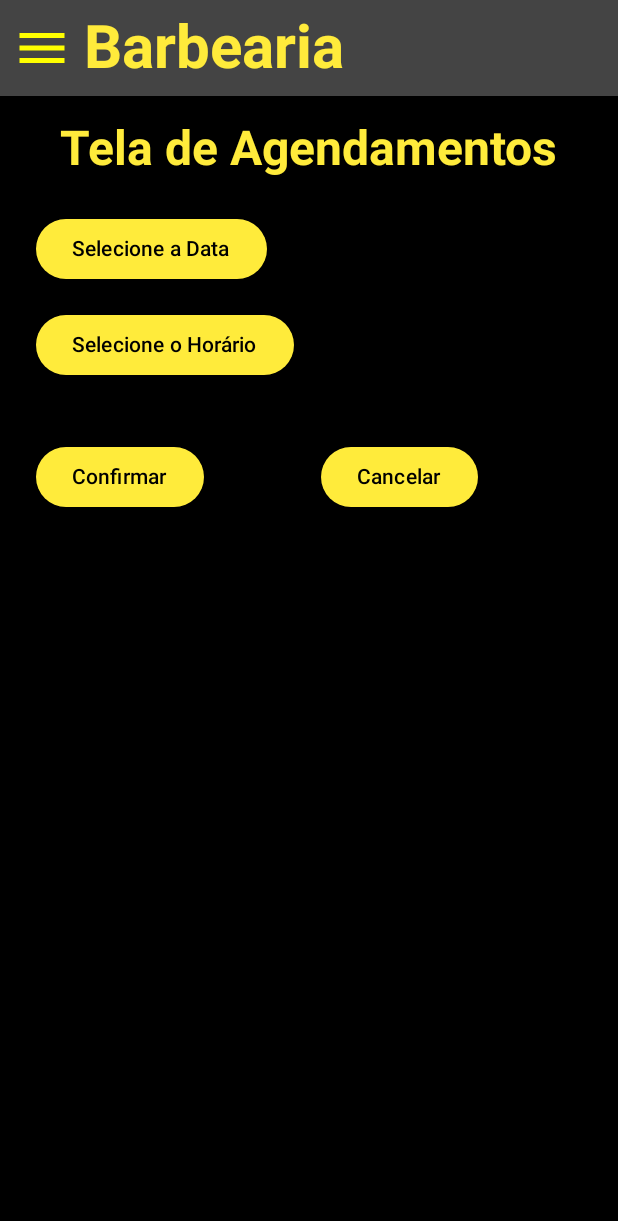
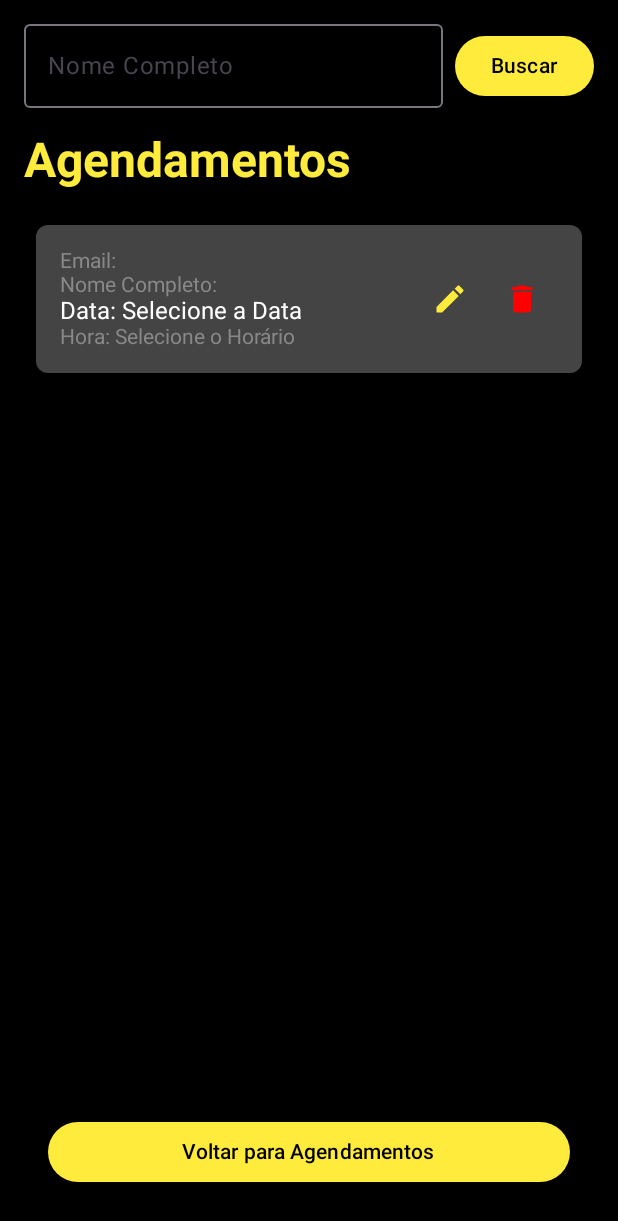
Before and after one commit to mafioletti98/barberjet, an Android app built with Jetpack Compose: the screen it shows after launch (MainActivity), after a tap on "Confirmar", on a phone screen of 412 x 824 dp. Shown: the top 1221 px of the screen. Run offline under Robolectric (Android 15) with nearby library versions, the light colour scheme and no system bars; our stand-ins replace Firebase (no records; nobody signed in at launch, a user with empty details on screens opened directly), Room's generated code; 3 other taps on this screen came first.

Commit message:
criando a funcao de consulta por nome completo, edicao e exclusao no banco. Conexão com banco local.

```diff
--- a/app/src/main/java/br/edu/up/barberjet/BarberApp.kt
+++ b/app/src/main/java/br/edu/up/barberjet/BarberApp.kt
@@ -5,9 +5,7 @@ import androidx.compose.foundation.layout.Column
 import androidx.compose.foundation.layout.Spacer
 import androidx.compose.foundation.layout.fillMaxHeight
 import androidx.compose.foundation.layout.height
-import androidx.compose.foundation.layout.padding
 import androidx.compose.foundation.layout.size
-import androidx.compose.foundation.layout.width
 import androidx.compose.material3.ButtonDefaults
 import androidx.compose.material3.DrawerState
 import androidx.compose.material3.DrawerValue
@@ -22,8 +20,6 @@ import androidx.compose.runtime.rememberCoroutineScope
 import androidx.compose.ui.Modifier
 import androidx.compose.ui.graphics.Color
 import androidx.compose.ui.res.painterResource
-import androidx.compose.ui.tooling.preview.Devices
-import androidx.compose.ui.tooling.preview.Preview
 import androidx.compose.ui.unit.dp
 import androidx.compose.ui.unit.sp
 import androidx.navigation.NavController
@@ -33,10 +29,9 @@ import androidx.navigation.compose.currentBackStackEntryAsState
 import androidx.navigation.compose.rememberNavController
 import br.edu.up.barberjet.ui.theme.screens.login.LoginNavHost
 import br.edu.up.barberjet.ui.theme.screens.login.TelaDeAgendamento
+import br.edu.up.barberjet.ui.theme.screens.login.TelaListaAgendamentos
 import br.edu.up.barberjet.ui.theme.screens.login.TelaRegistro
 import br.edu.up.barberjet.ui.theme.screens.login.TelaServicos
-import br.edu.up.barberjet.ui.theme.themes.DarkGrey
-import br.edu.up.barberjet.ui.theme.themes.YellowLouco
 import br.edu.up.barberjet.ui.theme.viewModel.AgendamentoViewModel
 import kotlinx.coroutines.launch
 
@@ -45,21 +40,22 @@ object BarberRotas {
     const val TELA_CADASTRO = "tela_cadastro"
     const val TELA_AGENDAMENTO = "tela_agendamento"
     const val TELA_SERVICOS = "tela_servicos"
+    const val TELA_LISTA_AGENDAMENTOS = "tela_lista_agendamentos"  // Nova rota
 }
 
 @Composable
 fun BarberNavDrawer(viewModel: AgendamentoViewModel) {
     val drawerState = rememberDrawerState(initialValue = DrawerValue.Closed)
-    val navCtrlDrawer = rememberNavController()
+    val navController = rememberNavController()  // Usando uma única instância do NavController
 
     ModalNavigationDrawer(
         drawerState = drawerState,
         drawerContent = {
-            DrawerContent(navCtrlDrawer, drawerState)
+            DrawerContent(navController, drawerState)  // Passando o navController para o Drawer
         },
         content = {
             NavHost(
-                navController = navCtrlDrawer,
+                navController = navController,  // Usando o mesmo NavController aqui
                 startDestination = BarberRotas.TELA_LOGIN
             ) {
                 composable(BarberRotas.TELA_LOGIN) {
@@ -69,10 +65,13 @@ fun BarberNavDrawer(viewModel: AgendamentoViewModel) {
                     TelaRegistro(drawerState)
                 }
                 composable(BarberRotas.TELA_AGENDAMENTO) {
-                    TelaDeAgendamento(drawerState, viewModel)
+                    TelaDeAgendamento(drawerState, viewModel = viewModel, navController)
                 }
                 composable(BarberRotas.TELA_SERVICOS) {
                     TelaServicos(drawerState)
+                }
+                composable(BarberRotas.TELA_LISTA_AGENDAMENTOS) {
+                    TelaListaAgendamentos(drawerState, viewModel = viewModel, navController)  // Nova tela
                 }
             }
         }
@@ -92,15 +91,14 @@ private fun DrawerContent(
     val ehCadastro = rotaAtual == BarberRotas.TELA_CADASTRO
     val ehAgendamento = rotaAtual == BarberRotas.TELA_AGENDAMENTO
     val ehServicos = rotaAtual == BarberRotas.TELA_SERVICOS
+    val ehListaAgendamentos = rotaAtual == BarberRotas.TELA_LISTA_AGENDAMENTOS
 
     Column(
         modifier = Modifier
-//            .width(300.dp)
             .background(Color(0xFF070918))
-//            .padding(30.dp)
             .fillMaxHeight()
     ) {
-        Spacer(modifier = Modifier.height(70.dp))
+        Spacer(modifier = Modifier.height(50.dp))
 
         TextButton(
             colors = ButtonDefaults.buttonColors(containerColor = getColorMenu(ehLogin)),
@@ -114,7 +112,7 @@ private fun DrawerContent(
                 modifier = Modifier.size(30.dp),
                 tint = getColorTexto(ehLogin)
             )
-            Text(text = "Login", fontSize = 30.sp, color = getColorTexto(ehLogin))
+            Text(text = "Login", fontSize = 20.sp, color = getColorTexto(ehLogin))
         }
 
         TextButton(
@@ -129,7 +127,7 @@ private fun DrawerContent(
                 modifier = Modifier.size(40.dp),
                 tint = getColorTexto(ehCadastro)
             )
-            Text(text = "Cadastro", fontSize = 30.sp, color = getColorTexto(ehCadastro))
+            Text(text = "Cadastro", fontSize = 20.sp, color = getColorTexto(ehCadastro))
         }
 
         TextButton(
@@ -144,7 +142,22 @@ private fun DrawerContent(
                 modifier = Modifier.size(40.dp),
                 tint = getColorTexto(ehAgendamento)
             )
-            Text(text = "Agendamento", fontSize = 30.sp, color = getColorTexto(ehAgendamento))
+            Text(text = "Agendamento", fontSize = 20.sp, color = getColorTexto(ehAgendamento))
+        }
+
+        TextButton(
+            colors = ButtonDefaults.buttonColors(containerColor = getColorMenu(ehListaAgendamentos)),
+            onClick = {
+                navController.navigate(BarberRotas.TELA_LISTA_AGENDAMENTOS)
+                coroutineScope.launch { drawerState.close() }
+            }) {
+            Icon(
+                painter = painterResource(id = android.R.drawable.ic_menu_recent_history),
+                contentDescription = "Lista de Agendamentos",
+                modifier = Modifier.size(40.dp),
+                tint = getColorTexto(ehListaAgendamentos)
+            )
+            Text(text = "Lista de Agendamentos", fontSize = 20.sp, color = getColorTexto(ehListaAgendamentos))
         }
 
         TextButton(
@@ -159,7 +172,7 @@ private fun DrawerContent(
                 modifier = Modifier.size(40.dp),
                 tint = getColorTexto(ehServicos)
             )
-            Text(text = "Serviços", fontSize = 30.sp, color = getColorTexto(ehServicos))
+            Text(text = "Serviços", fontSize = 20.sp, color = getColorTexto(ehServicos))
         }
     }
 }
--- a/app/src/main/java/br/edu/up/barberjet/MainActivity.kt
+++ b/app/src/main/java/br/edu/up/barberjet/MainActivity.kt
@@ -1,6 +1,10 @@
 package br.edu.up.barberjet
 
+import android.content.Context
+import android.net.ConnectivityManager
+import android.net.NetworkCapabilities
 import android.os.Bundle
+import android.util.Log
 import androidx.activity.ComponentActivity
 import androidx.activity.compose.setContent
 import androidx.activity.enableEdgeToEdge
@@ -15,14 +19,28 @@ class MainActivity : ComponentActivity() {
         enableEdgeToEdge()
 
         val db = abrirAgendamentoBancoDeDados(this)
+        val isOnline = isNetworkAvailable(this)
 
         val localRepository = LocalAgendamentoRepository(db.agendamentoDao())
         val remoteRepository = RemoteAgendamentoRepository()
 
-        val viewModel = AgendamentoViewModel(remoteRepository)
+        var viewModel = AgendamentoViewModel(localRepository)
+        //Log.d("isOnline", isOnline.toString())
+
+        if(isOnline){
+            viewModel = AgendamentoViewModel(remoteRepository)
+        }
 
         setContent {
             BarberNavDrawer(viewModel)
         }
     }
+
+    // Método para verificar conexão
+    private fun isNetworkAvailable(context: Context): Boolean {
+        val connectivityManager = context.getSystemService(Context.CONNECTIVITY_SERVICE) as ConnectivityManager
+        val network = connectivityManager.activeNetwork ?: return false
+        val networkCapabilities = connectivityManager.getNetworkCapabilities(network) ?: return false
+        return networkCapabilities.hasCapability(NetworkCapabilities.NET_CAPABILITY_INTERNET)
+    }
 }
--- a/app/src/main/java/br/edu/up/barberjet/model/schedule/Agendamento.kt
+++ b/app/src/main/java/br/edu/up/barberjet/model/schedule/Agendamento.kt
@@ -8,8 +8,10 @@ import androidx.room.PrimaryKey
 data class Agendamento(
     @PrimaryKey(autoGenerate = true)
     var id: Int? = null,
+    var nomeCompleto: String,
+    var email: String,
     var date: String,
     var horaMin: String,
 ){
-    constructor() : this(null, "", "")
+    constructor() : this(null, "", "","","")
 }
--- a/app/src/main/java/br/edu/up/barberjet/model/schedule/AgendamentoDAO.kt
+++ b/app/src/main/java/br/edu/up/barberjet/model/schedule/AgendamentoDAO.kt
@@ -3,6 +3,7 @@ package br.edu.up.barberjet.model.schedule
 import androidx.room.Dao
 import androidx.room.Delete
 import androidx.room.Query
+import androidx.room.Update
 import androidx.room.Upsert
 import kotlinx.coroutines.flow.Flow
 
@@ -21,4 +22,6 @@ interface AgendamentoDAO{
     @Delete
     suspend fun excluirAgendamento(agendamento: Agendamento)
 
+    @Update
+    suspend fun editarAgendamento(agendamento: Agendamento)
 }
--- a/app/src/main/java/br/edu/up/barberjet/model/schedule/IAgendamentoRepository.kt
+++ b/app/src/main/java/br/edu/up/barberjet/model/schedule/IAgendamentoRepository.kt
@@ -7,4 +7,5 @@ interface IAgendamentoRepository {
     suspend fun buscarAgendamentoId(idx: Int): Agendamento?
     suspend fun gravarAgendamento(agendamento: Agendamento)
     suspend fun excluirAgendamento(agendamento: Agendamento)
+    suspend fun editarAgendamento(agendamento: Agendamento)
 }
--- a/app/src/main/java/br/edu/up/barberjet/model/schedule/LocalAgendamentoRepository.kt
+++ b/app/src/main/java/br/edu/up/barberjet/model/schedule/LocalAgendamentoRepository.kt
@@ -22,4 +22,7 @@ class LocalAgendamentoRepository(
         dao.excluirAgendamento(agendamento)
     }
 
+    override suspend fun editarAgendamento(agendamento: Agendamento) {
+        dao.editarAgendamento(agendamento)
+    }
 }
--- a/app/src/main/java/br/edu/up/barberjet/ui/theme/screens/login/LoginNavHost.kt
+++ b/app/src/main/java/br/edu/up/barberjet/ui/theme/screens/login/LoginNavHost.kt
@@ -13,12 +13,14 @@ object LoginRotas {
     const val TELA_REGISTRO_ROUTE = "registro"
     const val TELA_AGENDAMENTO_ROUTE = "agendamento"
     const val TELA_SERVICOS_ROUTE = "servicos"
+    const val TELA_LISTA_AGENDAMENTOS_ROUTE = "listagem"
 
 }
 
 @Composable
 fun LoginNavHost(drawerState: DrawerState, viewModel: AgendamentoViewModel) {
-    val navCtrlBottomNav = rememberNavController()
+    val navCtrlBottomNav = rememberNavController()  // Controlador de navegação
+
     NavHost(
         navController = navCtrlBottomNav,
         startDestination = LoginRotas.TELA_LOGIN_ROUTE
@@ -30,10 +32,10 @@ fun LoginNavHost(drawerState: DrawerState, viewModel: AgendamentoViewModel) {
             TelaRegistro(drawerState = drawerState)
         }
         composable(LoginRotas.TELA_AGENDAMENTO_ROUTE) {
-            TelaDeAgendamento(drawerState = drawerState,  viewModel)
+            TelaDeAgendamento(drawerState = drawerState, viewModel = viewModel, navController = navCtrlBottomNav)  // Tela de Agendamento
         }
-        composable(LoginRotas.TELA_SERVICOS_ROUTE) {
-            TelaServicos(drawerState = drawerState)
+        composable(LoginRotas.TELA_LISTA_AGENDAMENTOS_ROUTE) {
+            TelaListaAgendamentos(drawerState = drawerState, viewModel = viewModel, navController = navCtrlBottomNav)  // Tela de Listagem de Agendamentos
         }
     }
 }
--- a/app/src/main/java/br/edu/up/barberjet/ui/theme/screens/login/TelaAgendamento.kt
+++ b/app/src/main/java/br/edu/up/barberjet/ui/theme/screens/login/TelaAgendamento.kt
@@ -2,7 +2,6 @@ package br.edu.up.barberjet.ui.theme.screens.login
 
 import android.app.DatePickerDialog
 import android.app.TimePickerDialog
-import android.util.Log
 import androidx.compose.foundation.background
 import androidx.compose.foundation.layout.*
 import androidx.compose.material3.*
@@ -22,13 +21,14 @@ import br.edu.up.barberjet.ui.theme.themes.DarkGrey
 import br.edu.up.barberjet.ui.theme.viewModel.AgendamentoViewModel
 import java.util.*
 
-@OptIn(ExperimentalMaterial3Api::class)
 @Composable
-fun TelaDeAgendamento(drawerState: DrawerState, viewModel: AgendamentoViewModel) {
+fun TelaDeAgendamento(drawerState: DrawerState, viewModel: AgendamentoViewModel, navController: NavController) {
     val context = LocalContext.current
 
     var selectedDate by remember { mutableStateOf("Selecione a Data") }
     var selectedTime by remember { mutableStateOf("Selecione o Horário") }
+    var fullName by remember { mutableStateOf("") } // Para o nome completo
+    var email by remember { mutableStateOf("") } // Para o email
 
     val calendar = Calendar.getInstance()
 
@@ -52,6 +52,23 @@ fun TelaDeAgendamento(drawerState: DrawerState, viewModel: AgendamentoViewModel)
                     modifier = Modifier.padding(bottom = 16.dp)
                 )
 
+                OutlinedTextField(
+                    value = fullName,
+                    onValueChange = { fullName = it },
+                    label = { Text("Nome Completo") },
+                    modifier = Modifier.fillMaxWidth().padding(8.dp),
+                    singleLine = true
+                )
+
+                OutlinedTextField(
+                    value = email,
+                    onValueChange = { email = it },
+                    label = { Text("Email") },
+                    modifier = Modifier.fillMaxWidth().padding(8.dp),
+                    singleLine = true
+                )
+
+                // Botão de Seleção de Data
                 Box(modifier = Modifier.fillMaxWidth().padding(8.dp)) {
                     Button(
                         onClick = {
@@ -71,6 +88,7 @@ fun TelaDeAgendamento(drawerState: DrawerState, viewModel: AgendamentoViewModel)
                     }
                 }
 
+                // Botão de Seleção de Horário
                 Box(modifier = Modifier.fillMaxWidth().padding(8.dp)) {
                     Button(
                         onClick = {
@@ -102,9 +120,12 @@ fun TelaDeAgendamento(drawerState: DrawerState, viewModel: AgendamentoViewModel)
                                 val agendamento = Agendamento()
                                 agendamento.date = selectedDate
                                 agendamento.horaMin = selectedTime
+                                agendamento.nomeCompleto = fullName
+                                agendamento.email = email
 
                                 viewModel.gravar(agendamento)
 
+                                navController.navigate(LoginRotas.TELA_LISTA_AGENDAMENTOS_ROUTE)
                             },
                             colors = ButtonDefaults.buttonColors(containerColor = Amarelo)
                         ) {
@@ -114,7 +135,7 @@ fun TelaDeAgendamento(drawerState: DrawerState, viewModel: AgendamentoViewModel)
 
                     Box(modifier = Modifier.weight(1f).padding(8.dp)) {
                         Button(
-                            onClick = {  },
+                            onClick = { },
                             colors = ButtonDefaults.buttonColors(containerColor = Amarelo)
                         ) {
                             Text(text = "Cancelar", color = Color.Black)
--- /dev/null
+++ b/app/src/main/java/br/edu/up/barberjet/ui/theme/screens/login/TelaListaAgendamentos.kt
@@ -0,0 +1,246 @@
+package br.edu.up.barberjet.ui.theme.screens.login
+
+import androidx.compose.foundation.background
+import androidx.compose.foundation.layout.*
+import androidx.compose.foundation.shape.RoundedCornerShape
+import androidx.compose.material.icons.Icons
+import androidx.compose.material3.*
+import androidx.compose.runtime.*
+import androidx.compose.ui.Alignment
+import androidx.compose.ui.Modifier
+import androidx.compose.ui.graphics.Color
+import androidx.compose.ui.text.font.FontWeight
+import androidx.compose.ui.unit.dp
+import androidx.compose.ui.unit.sp
+import br.edu.up.barberjet.model.schedule.Agendamento
+import br.edu.up.barberjet.ui.theme.themes.Amarelo
+import androidx.compose.material.icons.filled.Edit
+import androidx.compose.material.icons.filled.Delete
+import androidx.navigation.NavController
+import br.edu.up.barberjet.ui.theme.viewModel.AgendamentoViewModel
+
+@Composable
+fun TelaListaAgendamentos(drawerState: DrawerState, viewModel: AgendamentoViewModel, navController: NavController) {
+    val agendamentos by viewModel.agendamentos.collectAsState()
+    var nomeCompleto by remember { mutableStateOf("") }
+
+    // Estado para gerenciar a edição e exclusão
+    var agendamentoParaEditar by remember { mutableStateOf<Agendamento?>(null) }
+    var agendamentoParaExcluir by remember { mutableStateOf<Agendamento?>(null) }
+
+    Column(
+        modifier = Modifier
+            .fillMaxSize()
+            .background(Color.Black)
+            .padding(16.dp)
+    ) {
+        Row(
+            modifier = Modifier
+                .fillMaxWidth()
+                .padding(bottom = 16.dp),
+            verticalAlignment = Alignment.CenterVertically,
+            horizontalArrangement = Arrangement.SpaceBetween
+        ) {
+            OutlinedTextField(
+                value = nomeCompleto,
+                onValueChange = { nomeCompleto = it },
+                placeholder = { Text("Nome Completo") },
+                modifier = Modifier.weight(1f).padding(end = 8.dp),
+                singleLine = true
+            )
+            Button(
+                onClick = {
+                    viewModel.buscarPorNomeCompleto(nomeCompleto)
+                },
+                colors = ButtonDefaults.buttonColors(containerColor = Amarelo)
+            ) {
+                Text(text = "Buscar", color = Color.Black)
+            }
+        }
+
+        Text(
+            text = "Agendamentos",
+            fontSize = 32.sp,
+            color = Amarelo,
+            fontWeight = FontWeight.Bold,
+            modifier = Modifier.padding(bottom = 16.dp)
+        )
+
+        agendamentos.forEach { agendamento ->
+            AgendamentoItem(
+                agendamento = agendamento,
+                onEditClick = { agendamentoParaEditar = agendamento },
+                onDeleteClick = { agendamentoParaExcluir = agendamento }
+            )
+        }
+
+        // Diálogo para editar agendamento
+        agendamentoParaEditar?.let { agendamento ->
+            EditAgendamentoDialog(
+                agendamento = agendamento,
+                onDismiss = { agendamentoParaEditar = null },
+                onSave = { updatedAgendamento ->
+                    viewModel.editar(updatedAgendamento)
+                    agendamentoParaEditar = null
+                }
+            )
+        }
+
+        // Diálogo para confirmar exclusão
+        agendamentoParaExcluir?.let { agendamento ->
+            ConfirmDeleteDialog(
+                agendamento = agendamento,
+                onDismiss = { agendamentoParaExcluir = null },
+                onConfirm = {
+                    viewModel.excluir(agendamento)
+                    agendamentoParaExcluir = null
+                }
+            )
+        }
+
+        Spacer(modifier = Modifier.weight(1f))
+        Button(
+            onClick = {
+                navController.popBackStack()  // Navegar de volta para a tela anterior
+            },
+            modifier = Modifier
+                .fillMaxWidth()
+                .padding(16.dp),
+            colors = ButtonDefaults.buttonColors(containerColor = Amarelo)
+        ) {
+            Text(text = "Voltar para Agendamentos", color = Color.Black)
+        }
+    }
+}
+
+
+@Composable
+fun EditAgendamentoDialog(
+    agendamento: Agendamento,
+    onDismiss: () -> Unit,
+    onSave: (Agendamento) -> Unit
+) {
+    var date by remember { mutableStateOf(agendamento.date) }
+    var horaMin by remember { mutableStateOf(agendamento.horaMin) }
+
+    AlertDialog(
+        onDismissRequest = onDismiss,
+        title = { Text(text = "Editar Agendamento") },
+        text = {
+            Column {
+                OutlinedTextField(
+                    value = date,
+                    onValueChange = { date = it },
+                    label = { Text("Data") },
+                    modifier = Modifier.fillMaxWidth()
+                )
+                OutlinedTextField(
+                    value = horaMin,
+                    onValueChange = { horaMin = it },
+                    label = { Text("Horário") },
+                    modifier = Modifier.fillMaxWidth()
+                )
+            }
+        },
+        confirmButton = {
+            Button(onClick = {
+                val updatedAgendamento = agendamento.copy(date = date, horaMin = horaMin)
+                onSave(updatedAgendamento)
+            }) {
+                Text(text = "Salvar")
+            }
+        },
+        dismissButton = {
+            Button(onClick = onDismiss) {
+                Text(text = "Cancelar")
+            }
+        }
+    )
+}
+
+@Composable
+fun ConfirmDeleteDialog(
+    agendamento: Agendamento,
+    onDismiss: () -> Unit,
+    onConfirm: () -> Unit
+) {
+    AlertDialog(
+        onDismissRequest = onDismiss,
+        title = { Text(text = "Confirmar Exclusão") },
+        text = {
+            Text(text = "Você tem certeza que deseja excluir o agendamento${agendamento.nomeCompleto}?")
+        },
+        confirmButton = {
+            Button(onClick = onConfirm) {
+                Text(text = "Confirmar", color = Color.White)
+            }
+        },
+        dismissButton = {
+            Button(onClick = onDismiss) {
+                Text(text = "Cancelar")
+            }
+        }
+    )
+}
+
+
+@Composable
+fun AgendamentoItem(
+    agendamento: Agendamento,
+    onEditClick: () -> Unit,
+    onDeleteClick: () -> Unit
+) {
+    Row(
+        modifier = Modifier
+            .fillMaxWidth()
+            .padding(8.dp)
+            .background(Color.DarkGray, RoundedCornerShape(8.dp))
+            .padding(16.dp),
+        verticalAlignment = Alignment.CenterVertically,
+        horizontalArrangement = Arrangement.SpaceBetween
+    ) {
+        // Informações do agendamento
+        Column(modifier = Modifier.weight(1f)) {
+            Text(
+                text = "Email: ${agendamento.email}",
+                fontSize = 14.sp,
+                color = Color.Gray
+            )
+            Text(
+                text = "Nome Completo: ${agendamento.nomeCompleto}",
+                fontSize = 14.sp,
+                color = Color.Gray
+            )
+            Text(
+                text = "Data: ${agendamento.date}",
+                fontSize = 16.sp,
+                color = Color.White
+            )
+            Text(
+                text = "Hora: ${agendamento.horaMin}",
+                fontSize = 14.sp,
+                color = Color.Gray
+            )
+        }
+
+        // Ícones de editar e excluir
+        Row(
+            horizontalArrangement = Arrangement.End
+        ) {
+            IconButton(onClick = onEditClick) {
+                Icon(
+                    imageVector = Icons.Filled.Edit,
+                    contentDescription = "Editar",
+                    tint = Amarelo
+                )
+            }
+            IconButton(onClick = onDeleteClick) {
+                Icon(
+                    imageVector = Icons.Filled.Delete,
+                    contentDescription = "Excluir",
+                    tint = Color.Red
+                )
+            }
+        }
+    }
+}
```
Also changed, not shown: app/src/main/java/br/edu/up/barberjet/model/schedule/RemoteAgendamentoRepository.kt (+22 -0 lines), app/src/main/java/br/edu/up/barberjet/ui/theme/viewmodel/AgendamentoViewModel.kt (+23 -0 lines).
